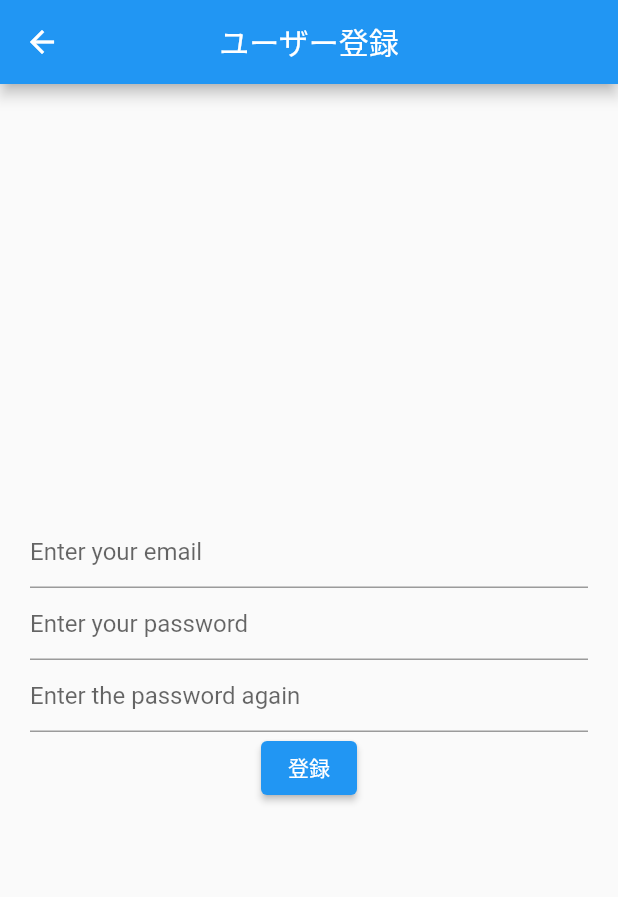
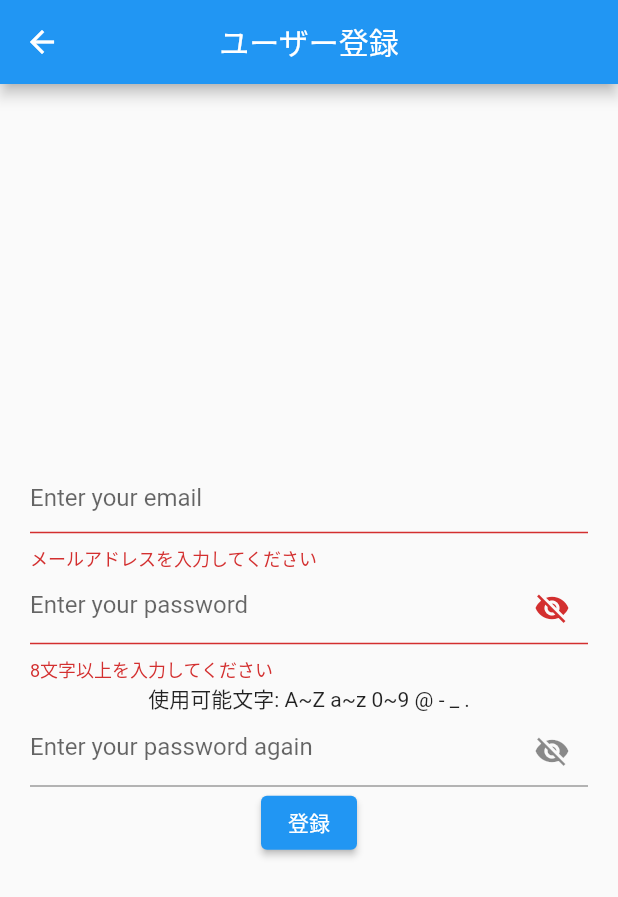
Before and after one commit to Yamasaki-pan961/look_teacher, a Flutter app: the MakeUserScreen screen opened directly, after a tap on "登録", on a phone screen of 412 x 824 dp. Shown: the top 897 px of the screen. Run offline on Flutter 3.47's test engine with Material 2 defaults, Android fonts, the phone set to English and light mode, and no system bars; our stand-ins replace awesome_notifications, cloud_firestore, email_validator, firebase_auth, firebase_core, flutter_blue and 4 more; accounts and stored records are empty.

Commit message:
ユーザー登録処理の追加

```diff
--- a/lib/screen/make_user_screen.dart
+++ b/lib/screen/make_user_screen.dart
@@ -1,47 +1,143 @@
+import 'package:email_validator/email_validator.dart';
+import 'package:firebase_auth/firebase_auth.dart';
 import 'package:flutter/material.dart';
+import 'package:flutter/services.dart';
 import 'package:flutter_hooks/flutter_hooks.dart';
+import 'package:look_teacher/controller/teacher_crud_controller.dart';
+import 'package:look_teacher/models/teacher_user_model.dart';
 
 class MakeUserScreen extends HookWidget {
-  const MakeUserScreen({Key? key}) : super(key: key);
+  MakeUserScreen({Key? key}) : super(key: key);
 
+  final _formKey = GlobalKey<FormState>();
   @override
   Widget build(BuildContext context) {
+    final invisiblePassword = useState<bool>(true);
+    final invisiblePasswordAgain = useState<bool>(true);
+    final email = useState<String>('');
+    final password = useState<String>('');
+    final passwordAgain = useState<String>('');
     return Scaffold(
         appBar: AppBar(
           title: const Text('ユーザー登録'),
           centerTitle: true,
         ),
-      body:
-      Padding(
+        body: Padding(
           padding: const EdgeInsets.all(20),
           child: Center(
-          child: Form(child: Column(
-            mainAxisSize: MainAxisSize.min,
-            children: <Widget>[
+            child: Form(
+                key: _formKey,
+                autovalidateMode: AutovalidateMode.always,
+                child:
+                    Column(mainAxisSize: MainAxisSize.min, children: <Widget>[
                   TextFormField(
+                    keyboardType: TextInputType.emailAddress,
+                    enableSuggestions: false,
+                    autocorrect: false,
+                    inputFormatters: [
+                      FilteringTextInputFormatter.allow(
+                          RegExp(r'[a-z\A-Z\-@._\0-9]')),
+                    ],
                     decoration: const InputDecoration(
                       hintText: 'Enter your email',
-                )
+                    ),
+                    validator: (value) {
+                      if (value != null && value != '') {
+                        if (!EmailValidator.validate(value)) {
+                          return '不正なアドレス';
+                        }
+                      } else {
+                        return 'メールアドレスを入力してください';
+                      }
+                    },
+                    onChanged: (value) {
+                      email.value = value;
+                    },
                   ),
                   TextFormField(
-                decoration: const InputDecoration(
+                    inputFormatters: [
+                      FilteringTextInputFormatter.allow(
+                          RegExp(r'[a-z\A-Z\-@._\0-9]')),
+                    ],
+                    obscureText: invisiblePassword.value,
+                    decoration: InputDecoration(
                       hintText: 'Enter your password',
-                )
+                      suffixIcon: IconButton(
+                        icon: Icon(invisiblePassword.value
+                            ? Icons.visibility_off
+                            : Icons.visibility),
+                        onPressed: () {
+                          invisiblePassword.value = !invisiblePassword.value;
+                        },
                       ),
+                    ),
+                    onChanged: (value) {
+                      password.value = value;
+                    },
+                    validator: (value) {
+                      if (value != null) {
+                        if (value.length < 8) {
+                          return '8文字以上を入力してください';
+                        }
+                      } else {
+                        return 'パスワードを入力してください';
+                      }
+                    },
+                  ),
+                  const Text('使用可能文字: A~Z a~z 0~9 @ - _ .'),
                   TextFormField(
-                decoration: const InputDecoration(
-                  hintText: 'Enter the password again',
-                )
+                    inputFormatters: [
+                      FilteringTextInputFormatter.allow(
+                          RegExp(r'[a-z\A-Z\-@._\0-9]')),
+                    ],
+                    obscureText: invisiblePasswordAgain.value,
+                    decoration: InputDecoration(
+                      hintText: 'Enter your password again',
+                      suffixIcon: IconButton(
+                        icon: Icon(invisiblePasswordAgain.value
+                            ? Icons.visibility_off
+                            : Icons.visibility),
+                        onPressed: () {
+                          invisiblePasswordAgain.value =
+                              !invisiblePasswordAgain.value;
+                        },
+                      ),
+                    ),
+                    onChanged: (value) {
+                      passwordAgain.value = value;
+                    },
+                    validator: (value) {
+                      if (password.value != value) {
+                        return 'パスワードが一致しません';
+                      }
+                    },
                   ),
                   ElevatedButton(
-                onPressed:(){},
+                    onPressed: () async {
+                      if (_formKey.currentState?.validate() ?? false) {
+                        try {
+                          final userCredential = await FirebaseAuth.instance
+                              .createUserWithEmailAndPassword(
+                                  email: email.value, password: password.value);
+                          if (userCredential.user != null) {
+                            await userCredential.user!.sendEmailVerification();
+                            await TeacherCRUDController().setRecord(
+                                userCredential.user!.uid,
+                                TeacherUserModel(uid: userCredential.user!.uid)
+                                    .toMap(),
+                                null);
+                            Navigator.of(context).pop();
+                          }
+                        } on FirebaseAuthException catch (e) {
+                          ScaffoldMessenger.of(context)
+                              .showSnackBar(SnackBar(content: Text(e.code)));
+                        }
+                      }
+                    },
                     child: const Text('登録'),
                   )
-            ]
-           )
+                ])),
           ),
-        ),
-      )
-    );
+        ));
   }
 }
```
Lines whose indentation alone changed are shown as unchanged.
